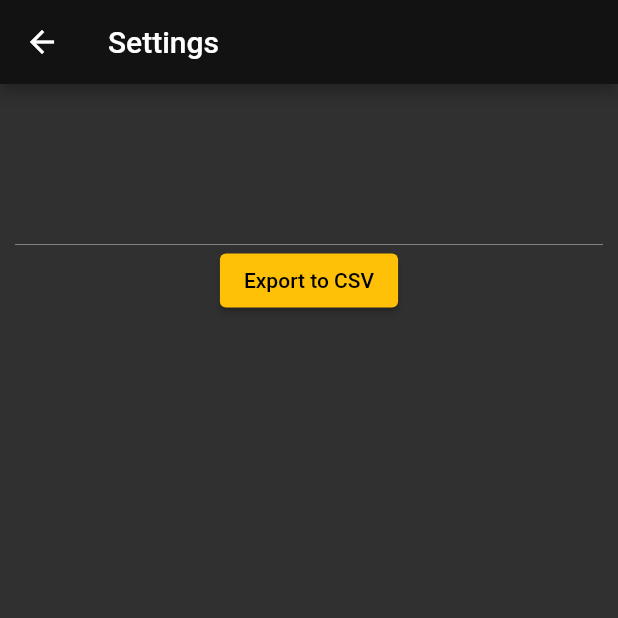
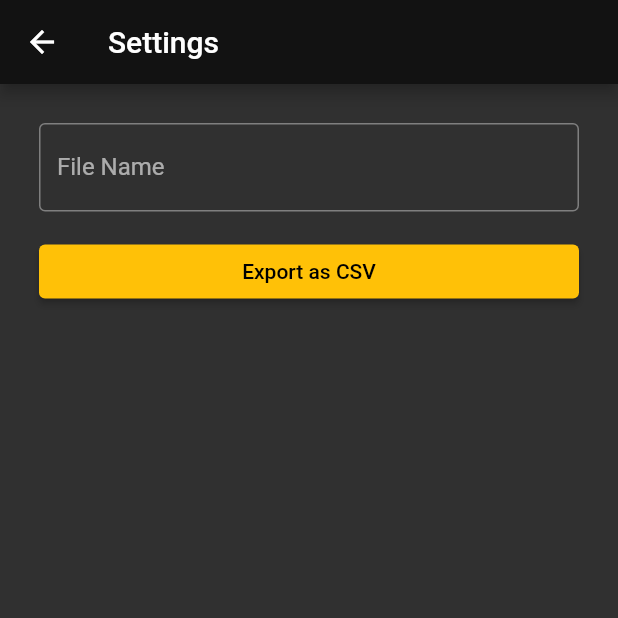
Before and after one commit to 0xDecentMaz/Daylog, a Flutter app: the screen it shows after launch, item 3 of the bottom bar chosen, on a phone screen of 412 x 824 dp, the top half of it. Run offline on Flutter 3.47's test engine with Material 2 defaults, Android fonts, the phone set to English and light mode, and no system bars; our stand-ins replace csv, share_plus, sqflite; accounts and stored records are empty.

```diff
--- a/daylog/lib/home_page.dart
+++ b/daylog/lib/home_page.dart
@@ -32,7 +32,7 @@ class _HomePageState extends State<HomePage> {
           title: const Text('Logitall'),
         ),
         body: Padding(
-          padding: const EdgeInsets.all(10.0),
+          padding: const EdgeInsets.only(top: 16, left: 16, right: 16),
           child: ListView.builder(
             itemCount: activityList.length,
             itemBuilder: (_, index) {
--- a/daylog/lib/settings_page.dart
+++ b/daylog/lib/settings_page.dart
@@ -1,6 +1,5 @@
 import 'package:flutter/material.dart';
 import 'db_helper.dart';
-import 'package:permission_handler/permission_handler.dart';
 
 class SettingsPage extends StatefulWidget {
   const SettingsPage({super.key});
@@ -40,21 +39,29 @@ class ExportWidget extends StatefulWidget {
 
 class _ExportWidgetState extends State<ExportWidget> {
   DatabaseHelper dbservices = DatabaseHelper.instance;
-  String exportResult = "";
-  String exportDir = "";
+  String fileName = "";
+  String feedback = "";
 
   @override
   Widget build(BuildContext context) {
     return Center(
+      child: Padding(
+        padding: const EdgeInsets.only(top: 16, left: 16, right: 16),
         child: Column(
           children: [
             TextField(
-            keyboardType: TextInputType.multiline,
-            maxLines: 3,
-            enabled: false,
-            decoration: InputDecoration(
-              labelText: "$exportResult\n\n$exportDir",
+              decoration: const InputDecoration(
+                  border: OutlineInputBorder(),
+                  labelText: "File Name",
+                  suffix: Text('.csv')),
+              textAlign: TextAlign.center,
+              onChanged: (String value) {
+                fileName = value;
+              },
             ),
+            Text(
+              feedback,
+              style: const TextStyle(color: Colors.red),
             ),
             ElevatedButton(
               style: ButtonStyle(
@@ -63,22 +70,30 @@ class _ExportWidgetState extends State<ExportWidget> {
               onPressed: () {
                 exportToCSV();
               },
-            child: const Text('Export to CSV'),
+              child: const SizedBox(
+                width: double.infinity,
+                child: Center(
+                  child: Text('Export as CSV'),
+                ),
+              ),
             ),
           ],
+        ),
       ),
     );
   }
 
   void exportToCSV() async {
-    // get permission for external storage
-    if (await Permission.manageExternalStorage.request().isGranted) {
-      exportResult = "Export started";
-      setState(() {});
-      String dir = await dbservices.exportToCSV();
-      exportResult = "Export complete";
-      exportDir = dir;
+    debugPrint(fileName);
+    if (fileName.isEmpty) {
+      feedback = "Enter a file name";
+    } else if (fileName.contains(".")) {
+      feedback = "Re-enter file name without extensions";
+    } else {
+      feedback = "";
+      await dbservices.exportToCSV("$fileName.csv");
+    }
+
     setState(() {});
   }
 }
-}
--- a/daylog/pubspec.yaml
+++ b/daylog/pubspec.yaml
@@ -1,5 +1,5 @@
 name: daylog
-description: A new Flutter project.
+description: Log whatever whenever.
 # The following line prevents the package from being accidentally published to
 # pub.dev using `flutter pub publish`. This is preferred for private packages.
 publish_to: 'none' # Remove this line if you wish to publish to pub.dev
@@ -30,6 +30,7 @@ environment:
 dependencies:
   sqflite: ^2.2.4
   path:
+  share_plus: ^6.3.0
   flutter:
     sdk: flutter
 
@@ -37,7 +38,7 @@ dependencies:
   # Use with the CupertinoIcons class for iOS style icons.
   cupertino_icons: ^1.0.2
   csv: ^5.0.1
-  permission_handler: ^10.2.0
+  path_provider: ^2.0.12
 
 dev_dependencies:
   flutter_test:
```
Also changed, not shown: daylog/lib/db_helper.dart (+15 -6 lines), daylog/lib/history_page.dart (+6 -13 lines), daylog/lib/main.dart (+0 -65 lines), daylog/pubspec.lock, 8 other files. Lines whose indentation alone changed are shown as unchanged.
